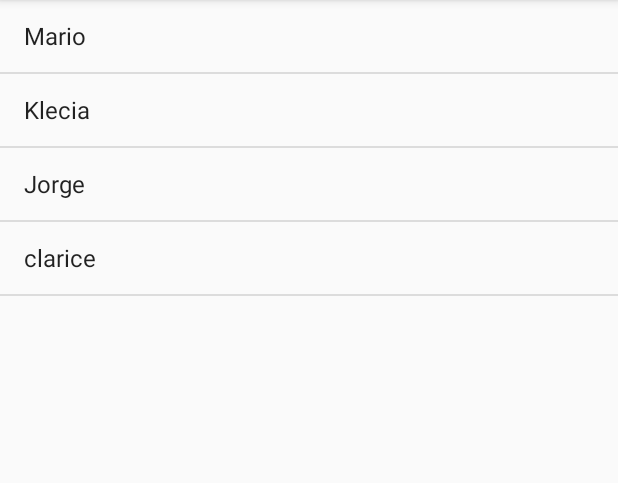
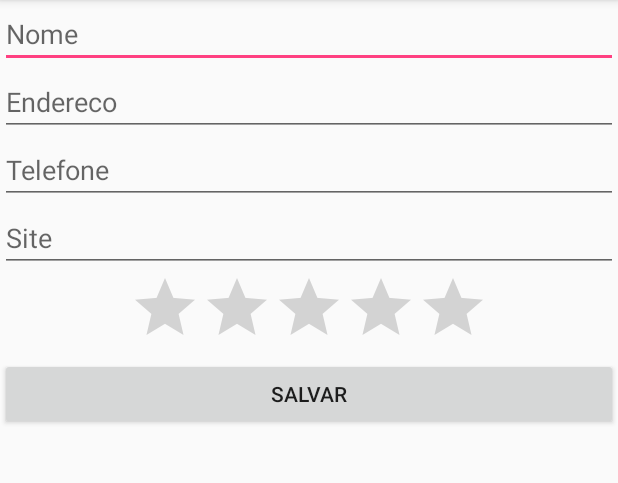
Before and after one commit to mariojor/agendaAndroid, an Android app: the screen it shows after launch (ListaAlunosActivity before the commit, FormularioActivity after it), on a phone screen of 412 x 824 dp, the part 84-567 px from its top. Run offline under Robolectric (Android 15) with nearby library versions, the light colour scheme and no system bars.

Commit message:
FormularioActivity.java

```diff
--- a/Agenda/app/src/main/AndroidManifest.xml
+++ b/Agenda/app/src/main/AndroidManifest.xml
@@ -10,6 +10,9 @@
         android:supportsRtl="true"
         android:theme="@style/AppTheme">
         <activity android:name=".ListaAlunosActivity">
+
+        </activity>
+        <activity android:name=".FormularioActivity">
             <intent-filter>
                 <action android:name="android.intent.action.MAIN" />
 
--- /dev/null
+++ b/Agenda/app/src/main/java/br/com/alura/agenda/FormularioActivity.java
@@ -0,0 +1,25 @@
+package br.com.alura.agenda;
+
+import android.support.v7.app.AppCompatActivity;
+import android.os.Bundle;
+import android.view.View;
+import android.widget.Button;
+import android.widget.Toast;
+
+public class FormularioActivity extends AppCompatActivity {
+
+    @Override
+    protected void onCreate(Bundle savedInstanceState) {
+        super.onCreate(savedInstanceState);
+        setContentView(R.layout.activity_formulario);
+
+        Button botaoSalvar = (Button) findViewById(R.id.formulario_salvar);
+
+        botaoSalvar.setOnClickListener(new View.OnClickListener() {
+            @Override
+            public void onClick(View v) {
+                Toast.makeText(FormularioActivity.this, "BOtao Clicado", Toast.LENGTH_LONG).show();
+            }
+        });
+    }
+}
--- /dev/null
+++ b/Agenda/app/src/main/res/layout/activity_formulario.xml
@@ -0,0 +1,54 @@
+<?xml version="1.0" encoding="utf-8"?>
+<ScrollView xmlns:android="http://schemas.android.com/apk/res/android"
+    android:layout_width="match_parent"
+    android:layout_height="match_parent">
+
+
+    <LinearLayout xmlns:android="http://schemas.android.com/apk/res/android"
+        android:layout_width="match_parent"
+        android:layout_height="match_parent"
+        android:orientation="vertical">
+
+        <EditText
+            android:layout_width="match_parent"
+            android:layout_height="wrap_content"
+            android:hint="Nome"
+            android:id="@+id/formulario_nome"/>
+
+        <EditText
+            android:layout_width="match_parent"
+            android:layout_height="wrap_content"
+            android:hint="Endereco"
+            android:id="@+id/formulario_endereco"/>
+
+        <EditText
+            android:layout_width="match_parent"
+            android:layout_height="wrap_content"
+            android:ems="10"
+            android:hint="Telefone"
+            android:inputType="phone"
+            android:id="@+id/formulario_telefone"/>
+
+        <EditText
+            android:layout_width="match_parent"
+            android:layout_height="wrap_content"
+            android:hint="Site"
+            android:id="@+id/formulario_site"/>
+
+        <RatingBar
+            android:layout_width="wrap_content"
+            android:layout_height="wrap_content"
+            android:layout_gravity="center"
+            android:max="10"
+            android:numStars="5"
+            android:id="@+id/formulario_nota"/>
+
+        <Button
+            android:layout_width="match_parent"
+            android:layout_height="wrap_content"
+            android:text="SALVAR"
+            android:id="@+id/formulario_salvar"/>
+
+
+    </LinearLayout>
+</ScrollView>
--- a/Agenda/app/src/main/res/layout/activity_lista_alunos.xml
+++ b/Agenda/app/src/main/res/layout/activity_lista_alunos.xml
@@ -1,11 +1,7 @@
 <?xml version="1.0" encoding="utf-8"?>
-<LinearLayout
-    xmlns:android="http://schemas.android.com/apk/res/android"
-    xmlns:app="http://schemas.android.com/apk/res-auto"
-    xmlns:tools="http://schemas.android.com/tools"
+<LinearLayout xmlns:android="http://schemas.android.com/apk/res/android"
     android:layout_width="match_parent"
-    android:layout_height="match_parent"
-    tools:context="br.com.alura.agenda.ListaAlunosActivity">
+    android:layout_height="match_parent">
 
     <ListView
         android:layout_width="match_parent"
```
